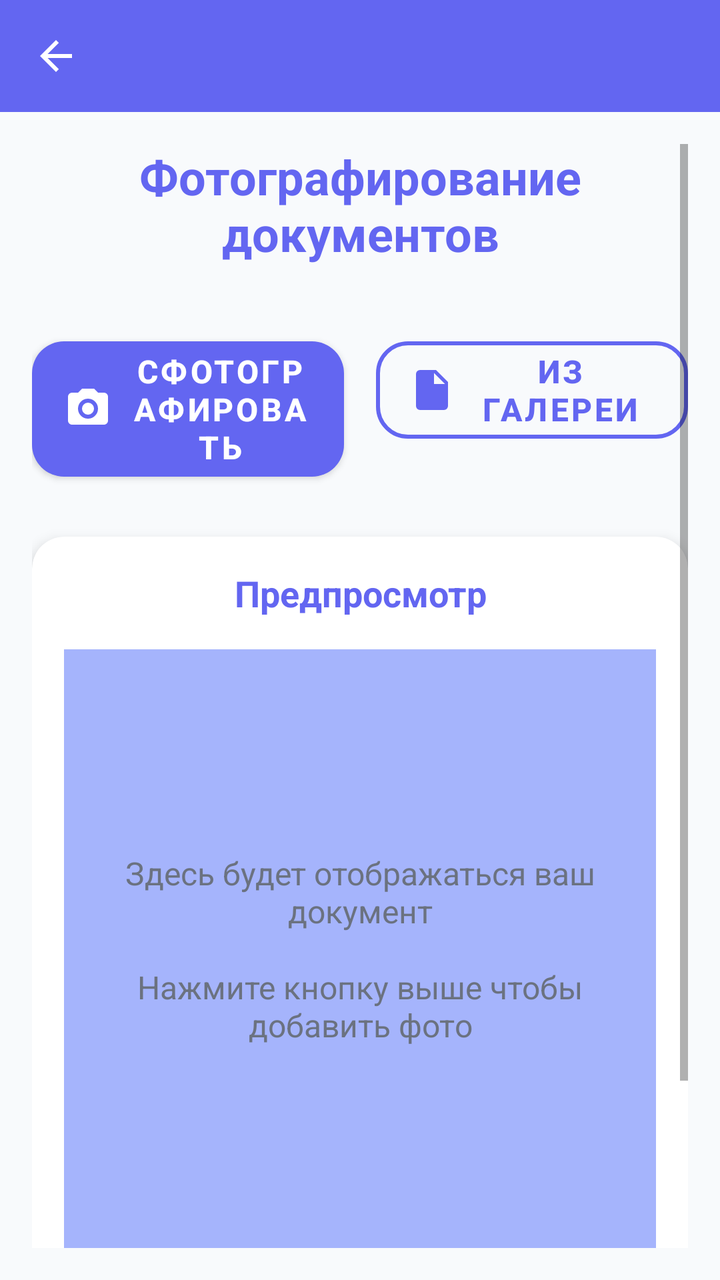
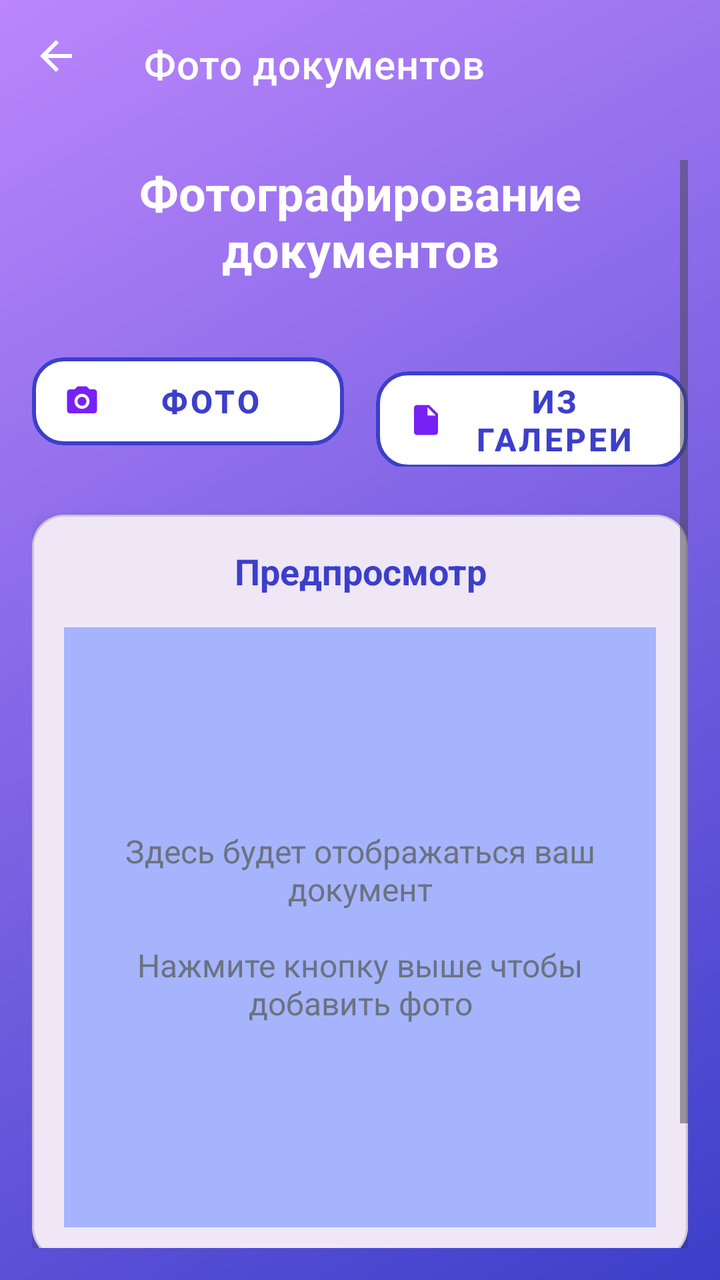

Before-and-after screenshots of an Android layout around one commit, followed by the original layout XML and the change that was made.
<!-- AndroidManifest.xml: application theme Theme.GlucoseTracker -->
<!-- res/layout/activity_camera.xml -->
<?xml version="1.0" encoding="utf-8"?>
<LinearLayout xmlns:android="http://schemas.android.com/apk/res/android"
    xmlns:app="http://schemas.android.com/apk/res-auto"
    android:layout_width="match_parent"
    android:layout_height="match_parent"
    android:orientation="vertical"
    android:background="@color/background_light">

    <com.google.android.material.appbar.MaterialToolbar
        android:id="@+id/toolbar"
        android:layout_width="match_parent"
        android:layout_height="?attr/actionBarSize"
        android:background="@color/primary_color"
        app:titleTextColor="@color/white"
        app:navigationIcon="@drawable/ic_arrow_back"
        app:navigationIconTint="@color/white" />

    <ScrollView
        android:layout_width="match_parent"
        android:layout_height="0dp"
        android:layout_weight="1"
        android:padding="16dp">

        <LinearLayout
            android:layout_width="match_parent"
            android:layout_height="wrap_content"
            android:orientation="vertical">

            
            <TextView
                android:layout_width="match_parent"
                android:layout_height="wrap_content"
                android:text="Фотографирование документов"
                android:textSize="24sp"
                android:textStyle="bold"
                android:textColor="@color/primary_color"
                android:gravity="center"
                android:layout_marginBottom="32dp" />

            
            <LinearLayout
                android:layout_width="match_parent"
                android:layout_height="wrap_content"
                android:orientation="horizontal"
                android:layout_marginBottom="24dp">

                <com.google.android.material.button.MaterialButton
                    android:id="@+id/btnTakePhoto"
                    style="@style/ModernButton"
                    android:layout_width="0dp"
                    android:layout_height="wrap_content"
                    android:layout_weight="1"
                    android:text="Сфотографировать"
                    app:icon="@drawable/ic_camera"
                    android:layout_marginEnd="8dp" />

                <com.google.android.material.button.MaterialButton
                    android:id="@+id/btnChooseFromGallery"
                    style="@style/OutlineButton"
                    android:layout_width="0dp"
                    android:layout_height="wrap_content"
                    android:layout_weight="1"
                    android:text="Из галереи"
                    app:icon="@drawable/ic_documents"
                    android:layout_marginStart="8dp" />

            </LinearLayout>

            
            <com.google.android.material.card.MaterialCardView
                android:layout_width="match_parent"
                android:layout_height="wrap_content"
                app:cardCornerRadius="16dp"
                app:cardElevation="4dp"
                android:layout_marginBottom="24dp">

                <LinearLayout
                    android:layout_width="match_parent"
                    android:layout_height="wrap_content"
                    android:orientation="vertical"
                    android:padding="16dp">

                    <TextView
                        android:layout_width="match_parent"
                        android:layout_height="wrap_content"
                        android:text="Предпросмотр"
                        android:textSize="18sp"
                        android:textStyle="bold"
                        android:textColor="@color/primary_color"
                        android:gravity="center"
                        android:layout_marginBottom="16dp" />

                    <ImageView
                        android:id="@+id/imageView"
                        android:layout_width="match_parent"
                        android:layout_height="300dp"
                        android:scaleType="centerCrop"
                        android:background="@color/primary_light"
                        android:visibility="gone" />

                    <TextView
                        android:id="@+id/tvNoImage"
                        android:layout_width="match_parent"
                        android:layout_height="300dp"
                        android:text="Здесь будет отображаться ваш документ\n\nНажмите кнопку выше чтобы добавить фото"
                        android:textSize="16sp"
                        android:textColor="@color/text_secondary"
                        android:gravity="center"
                        android:background="@color/primary_light" />

                </LinearLayout>

            </com.google.android.material.card.MaterialCardView>

            
            <LinearLayout
                android:layout_width="match_parent"
                android:layout_height="wrap_content"
                android:orientation="horizontal">

                <com.google.android.material.button.MaterialButton
                    android:id="@+id/btnSave"
                    style="@style/ModernButton"
                    android:layout_width="16dp"
                    android:layout_height="wrap_content"
                    android:layout_marginEnd="8dp"
                    android:layout_weight="1"
                    android:enabled="false"
                    android:text="Сохранить документ"
                    app:icon="@drawable/ic_save" />

                <com.google.android.material.button.MaterialButton
                    android:id="@+id/btnBack"
                    style="@style/OutlineButton"
                    android:layout_width="0dp"
                    android:layout_height="match_parent"
                    android:layout_marginStart="8dp"
                    android:layout_weight="1"
                    android:text="Назад"
                    app:icon="@drawable/ic_arrow_back" />

            </LinearLayout>

        </LinearLayout>

    </ScrollView>

</LinearLayout>
<!-- resources referenced by this layout -->
<resources>
  <color name="background_light">#F8FAFC</color>
  <color name="primary_color">#6366F1</color>
  <color name="primary_light">#A5B4FC</color>
  <color name="text_secondary">#6B7280</color>
  <color name="white">#FFFFFFFF</color>
  <!-- drawable ic_arrow_back (drawable) -->
  <vector xmlns:android="http://schemas.android.com/apk/res/android"
      android:width="24dp"
      android:height="24dp"
      android:viewportWidth="24"
      android:viewportHeight="24">
    <path
        android:fillColor="@color/white"
        android:pathData="M20,11L7.83,11l5.59,-5.59L12,4l-8,8l8,8l1.41,-1.41L7.83,13L20,13v-2z"/>
  </vector>
  <!-- drawable ic_camera (drawable) -->
  <vector xmlns:android="http://schemas.android.com/apk/res/android"
      android:width="24dp"
      android:height="24dp"
      android:viewportWidth="24"
      android:viewportHeight="24">
    <path
        android:fillColor="@color/white"
        android:pathData="M4,4h3l2,-2h6l2,2h3a2,2 0,0 1,2 2v12a2,2 0,0 1,-2 2H4a2,2 0,0 1,-2 -2L2,6a2,2 0,0 1,2 -2zm8,3a5,5 0,0 0,-5 5a5,5 0,0 0,5 5a5,5 0,0 0,5 -5a5,5 0,0 0,-5 -5zm0,2a3,3 0,0 1,3 3a3,3 0,0 1,-3 3a3,3 0,0 1,-3 -3a3,3 0,0 1,3 -3z"/>
  </vector>
  <!-- drawable ic_documents (drawable) -->
  <vector xmlns:android="http://schemas.android.com/apk/res/android"
      android:width="24dp"
      android:height="24dp"
      android:viewportWidth="24"
      android:viewportHeight="24">
    <path
        android:fillColor="@color/white"
        android:pathData="M14,2L6,2A2,2 0,0 0,4 4L4,20a2,2 0,0 0,2 2h12a2,2 0,0 0,2 -2L20,8l-6,-6zM13,9V3.5L18.5,9L13,9z"/>
  </vector>
  <!-- drawable ic_save (drawable) -->
  <vector xmlns:android="http://schemas.android.com/apk/res/android"
      android:width="24dp"
      android:height="24dp"
      android:viewportWidth="24"
      android:viewportHeight="24">
      <path
          android:fillColor="@color/white"
          android:pathData="M15,9L5,9L5,5L15,5M12,19C10.34,19 9,17.66 9,16C9,14.34 10.34,13 12,13C13.66,13 15,14.34 15,16C15,17.66 13.66,19 12,19M17,3L5,3C3.89,3 3,3.9 3,5L3,19C3,20.1 3.9,21 5,21L19,21C20.1,21 21,20.1 21,19L21,7L17,3Z"/>
  </vector>
  <style name="ModernButton" parent="Widget.MaterialComponents.Button">
          <item name="backgroundTint">@color/primary_color</item>
          <item name="cornerRadius">16dp</item>
          <item name="android:elevation">4dp</item>
          <item name="android:minHeight">56dp</item>
          <item name="android:textColor">@color/white</item>
          <item name="android:textSize">16sp</item>
          <item name="android:textStyle">bold</item>
      </style>
  <style name="OutlineButton" parent="Widget.MaterialComponents.Button.OutlinedButton">
          <item name="strokeColor">@color/primary_color</item>
          <item name="strokeWidth">2dp</item>
          <item name="cornerRadius">16dp</item>
          <item name="android:minHeight">56dp</item>
          <item name="android:textColor">@color/primary_color</item>
          <item name="android:textSize">16sp</item>
          <item name="android:textStyle">bold</item>
      </style>
  <style name="Theme.GlucoseTracker" parent="Theme.MaterialComponents.Light.NoActionBar">
          <item name="colorPrimary">@color/primary_color</item>
          <item name="colorPrimaryDark">@color/primary_dark</item>
          <item name="colorAccent">@color/secondary_color</item>
          <item name="android:statusBarColor">@color/primary_dark</item>
      </style>
  <color name="primary_dark">#4338CA</color>
  <color name="secondary_color">#10B981</color>
</resources>

<!-- the commit's change to res/layout/activity_camera.xml (unified diff, before → after) -->
@@ -4,14 +4,15 @@
     android:layout_width="match_parent"
     android:layout_height="match_parent"
     android:orientation="vertical"
-    android:background="@color/background_light">
+    android:background="@drawable/gradient_background">
 
     <com.google.android.material.appbar.MaterialToolbar
         android:id="@+id/toolbar"
         android:layout_width="match_parent"
         android:layout_height="?attr/actionBarSize"
-        android:background="@color/primary_color"
-        app:titleTextColor="@color/white"
+        android:background="@android:color/transparent"
+        style="@style/ActionBar"
+        app:title="Фото документов"
         app:navigationIcon="@drawable/ic_arrow_back"
         app:navigationIconTint="@color/white" />
 
@@ -33,7 +34,7 @@
                 android:text="Фотографирование документов"
                 android:textSize="24sp"
                 android:textStyle="bold"
-                android:textColor="@color/primary_color"
+                android:textColor="@color/white"
                 android:gravity="center"
                 android:layout_marginBottom="32dp" />
 
@@ -46,12 +47,13 @@
 
                 <com.google.android.material.button.MaterialButton
                     android:id="@+id/btnTakePhoto"
-                    style="@style/ModernButton"
+                    style="@style/OutlineButton"
                     android:layout_width="0dp"
                     android:layout_height="wrap_content"
                     android:layout_weight="1"
-                    android:text="Сфотографировать"
+                    android:text="Фото"
                     app:icon="@drawable/ic_camera"
+                    app:iconTint="@color/purple_500"
                     android:layout_marginEnd="8dp" />
 
                 <com.google.android.material.button.MaterialButton
@@ -62,6 +64,7 @@
                     android:layout_weight="1"
                     android:text="Из галереи"
                     app:icon="@drawable/ic_documents"
+                    app:iconTint="@color/purple_500"
                     android:layout_marginStart="8dp" />
 
             </LinearLayout>
@@ -120,14 +123,15 @@
 
                 <com.google.android.material.button.MaterialButton
                     android:id="@+id/btnSave"
-                    style="@style/ModernButton"
+                    style="@style/OutlineButton"
                     android:layout_width="16dp"
                     android:layout_height="wrap_content"
                     android:layout_marginEnd="8dp"
                     android:layout_weight="1"
                     android:enabled="false"
                     android:text="Сохранить документ"
-                    app:icon="@drawable/ic_save" />
+                    app:icon="@drawable/ic_save"
+                    app:iconTint="@color/purple_500"/>
 
                 <com.google.android.material.button.MaterialButton
                     android:id="@+id/btnBack"
@@ -137,7 +141,8 @@
                     android:layout_marginStart="8dp"
                     android:layout_weight="1"
                     android:text="Назад"
-                    app:icon="@drawable/ic_arrow_back" />
+                    app:icon="@drawable/ic_arrow_back"
+                    app:iconTint="@color/purple_500"/>
 
             </LinearLayout>
 
<!-- resource entries referenced after the edit -->
@@ -1,10 +1,19 @@
 <!-- resources referenced by this layout -->
 <resources>
-  <color name="background_light">#F8FAFC</color>
-  <color name="primary_color">#6366F1</color>
+  <color name="primary_color">#3C3FCA</color>
   <color name="primary_light">#A5B4FC</color>
+  <color name="purple_500">#7721F6</color>
   <color name="text_secondary">#6B7280</color>
   <color name="white">#FFFFFFFF</color>
+  <!-- drawable gradient_background (drawable) -->
+  <?xml version="1.0" encoding="utf-8"?>
+  <shape xmlns:android="http://schemas.android.com/apk/res/android">
+      <gradient
+          android:type="linear"
+          android:angle="135"
+          android:startColor="@color/primary_color"
+          android:endColor="@color/purple_200" />
+  </shape>
   <!-- drawable ic_arrow_back (drawable) -->
   <vector xmlns:android="http://schemas.android.com/apk/res/android"
       android:width="24dp"
@@ -45,17 +54,17 @@
           android:fillColor="@color/white"
           android:pathData="M15,9L5,9L5,5L15,5M12,19C10.34,19 9,17.66 9,16C9,14.34 10.34,13 12,13C13.66,13 15,14.34 15,16C15,17.66 13.66,19 12,19M17,3L5,3C3.89,3 3,3.9 3,5L3,19C3,20.1 3.9,21 5,21L19,21C20.1,21 21,20.1 21,19L21,7L17,3Z"/>
   </vector>
-  <style name="ModernButton" parent="Widget.MaterialComponents.Button">
-          <item name="backgroundTint">@color/primary_color</item>
-          <item name="cornerRadius">16dp</item>
-          <item name="android:elevation">4dp</item>
-          <item name="android:minHeight">56dp</item>
-          <item name="android:textColor">@color/white</item>
-          <item name="android:textSize">16sp</item>
-          <item name="android:textStyle">bold</item>
+  <style name="ActionBar" parent="Widget.MaterialComponents.Toolbar.Primary">
+          <item name="android:textColorPrimary">@color/white</item>
+          <item name="titleTextColor">@color/white</item>
+          <item name="android:textColorSecondary">@color/white</item>
+          <item name="navigationIconTint">@color/white</item>
+          <item name="android:background">@android:color/transparent</item>
+          <item name="background">@android:color/transparent</item>
       </style>
   <style name="OutlineButton" parent="Widget.MaterialComponents.Button.OutlinedButton">
           <item name="strokeColor">@color/primary_color</item>
+          <item name="backgroundTint">@color/white</item>
           <item name="strokeWidth">2dp</item>
           <item name="cornerRadius">16dp</item>
           <item name="android:minHeight">56dp</item>
@@ -67,8 +76,10 @@
           <item name="colorPrimary">@color/primary_color</item>
           <item name="colorPrimaryDark">@color/primary_dark</item>
           <item name="colorAccent">@color/secondary_color</item>
-          <item name="android:statusBarColor">@color/primary_dark</item>
+          <item name="colorOnSurface">@color/white</item>
+          <item name="colorOnSurfaceVariant">@color/white</item>
       </style>
+  <color name="purple_200">#FFBB86FC</color>
   <color name="primary_dark">#4338CA</color>
   <color name="secondary_color">#10B981</color>
 </resources>
